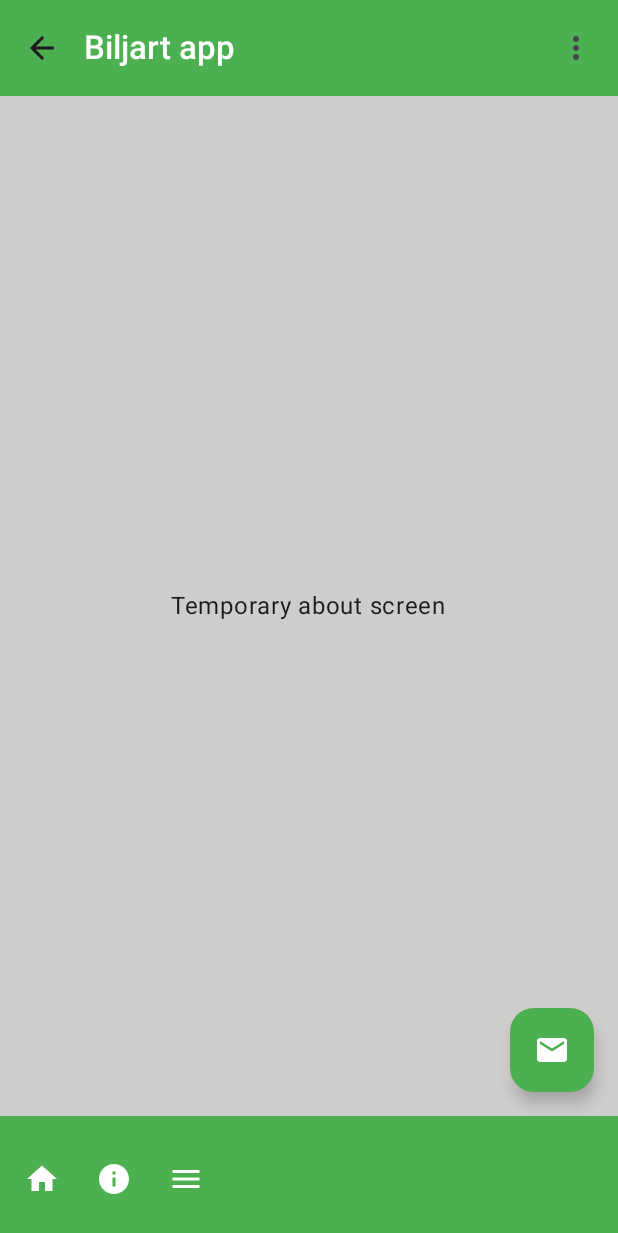
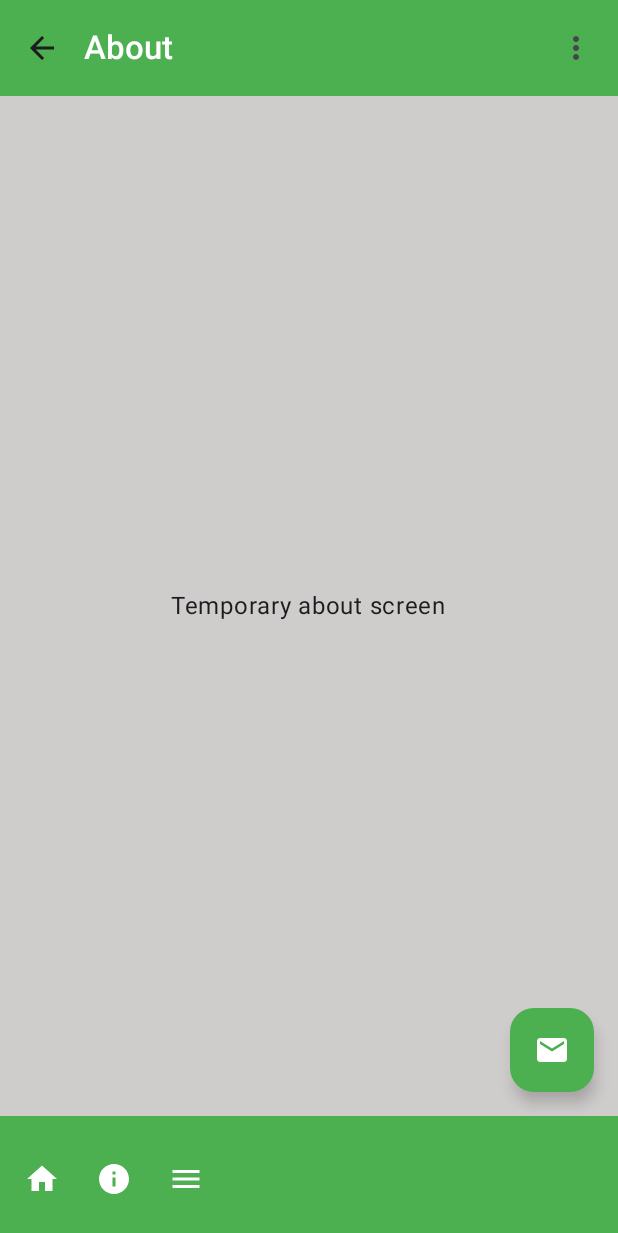
Before and after one commit to dvalcken/BiljartAndroid, an Android app built with Jetpack Compose: the screen it shows after launch (MainActivity), after a tap on "About", on a phone screen of 412 x 824 dp. Shown: the top 1233 px of the screen. Run offline under Robolectric (Android 15) with nearby library versions, the phone set to English and light mode, and no system bars.

Commit message:
Dynamic page titles via string resources

```diff
--- a/app/src/main/java/com/example/biljart/MainActivity.kt
+++ b/app/src/main/java/com/example/biljart/MainActivity.kt
@@ -53,7 +53,7 @@ class MainActivity : ComponentActivity() {
                 ) {
                     BilliardApp(
                         toggleTheme = { isDarkTheme = !isDarkTheme },
-                        appName = getString(R.string.app_name), // app name is declared in strings.xml
+//                        appName = getString(R.string.app_name), // app name is declared in strings.xml
                     )
                 }
             }
@@ -63,15 +63,24 @@ class MainActivity : ComponentActivity() {
 
 @OptIn(ExperimentalMaterial3Api::class)
 @Composable
-fun BilliardApp(toggleTheme: () -> Unit, appName: String) {
+fun BilliardApp(toggleTheme: () -> Unit /*appName: String,*/) {
     val navController = rememberNavController() // hoisted the scope via ctrl+alt+v (lesson 3, 1:38:10)
     val currentBackStackEntry by navController.currentBackStackEntryAsState() // lesson 3, 1:55:00
     val route = currentBackStackEntry?.destination?.route // lesson 3, 1:55:00
+
+    val titleResId = when (route) {
+        Destinations.Home.name -> R.string.home_title
+        Destinations.About.name -> R.string.about_title
+        Destinations.Ranking.name -> R.string.ranking_title
+        else -> R.string.app_name // Default title is the app name
+    }
+
     Scaffold(
         topBar = {
             MyTopAppBar(
-                appName,
+//                appName,
                 toggleTheme,
+                title = titleResId,
             ) {
                 val isStartDestination = route == Destinations.Home.name
                 if (isStartDestination) {
--- a/app/src/main/java/com/example/biljart/MyTopAppBar.kt
+++ b/app/src/main/java/com/example/biljart/MyTopAppBar.kt
@@ -1,5 +1,6 @@
 package com.example.biljart
 
+import androidx.annotation.StringRes
 import androidx.compose.foundation.layout.Box
 import androidx.compose.foundation.layout.padding
 import androidx.compose.material.icons.Icons
@@ -20,6 +21,7 @@ import androidx.compose.runtime.Composable
 import androidx.compose.runtime.mutableStateOf
 import androidx.compose.runtime.remember
 import androidx.compose.ui.Modifier
+import androidx.compose.ui.res.stringResource
 import androidx.compose.ui.tooling.preview.Preview
 import androidx.compose.ui.unit.dp
 import com.example.biljart.ui.theme.BilliardTheme
@@ -27,14 +29,14 @@ import com.example.biljart.ui.theme.BilliardTheme
 @Composable
 @OptIn(ExperimentalMaterial3Api::class)
 fun MyTopAppBar(
-    appName: String,
     toggleTheme: () -> Unit,
+    @StringRes title: Int, // lesson 3 2:33:00
     navigationIcon: @Composable () -> Unit,
 ) {
     val expanded = remember { mutableStateOf(false) }
 
     TopAppBar(
-        title = { Text(appName) },
+        title = { Text(stringResource(title)) },
         navigationIcon = navigationIcon,
         actions = {
             // show three dots icon to open the menu
@@ -81,7 +83,7 @@ fun MyTopAppBarPreview() {
     BilliardTheme(darkTheme = false) {
         Surface(color = MaterialTheme.colorScheme.background) {
             Box {
-                MyTopAppBar(appName = "Biljart app", toggleTheme = {}) {
+                MyTopAppBar(title = R.string.app_name, toggleTheme = {}) {
                     IconButton(onClick = { /*TODO*/ }) {
                         Icon(Icons.Filled.ArrowBack, contentDescription = "Home")
                     }
--- a/app/src/main/res/values/strings.xml
+++ b/app/src/main/res/values/strings.xml
@@ -1,3 +1,7 @@
 <resources>
     <string name="app_name">Biljart app</string>
+    <string name="home_title">Home</string>
+    <string name="about_title">About</string>
+    <string name="ranking_title">Ranking</string>
+
 </resources>
```
